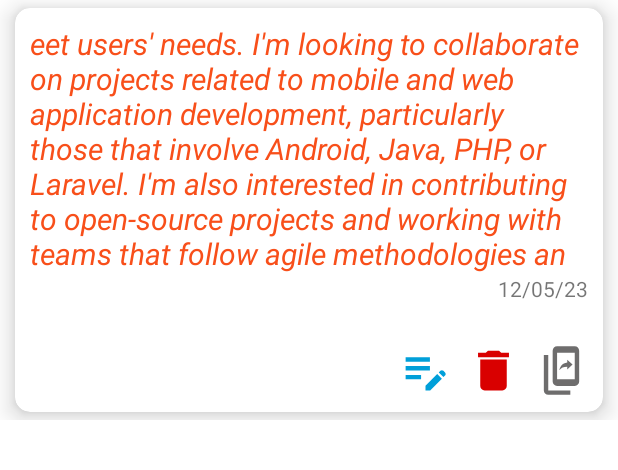
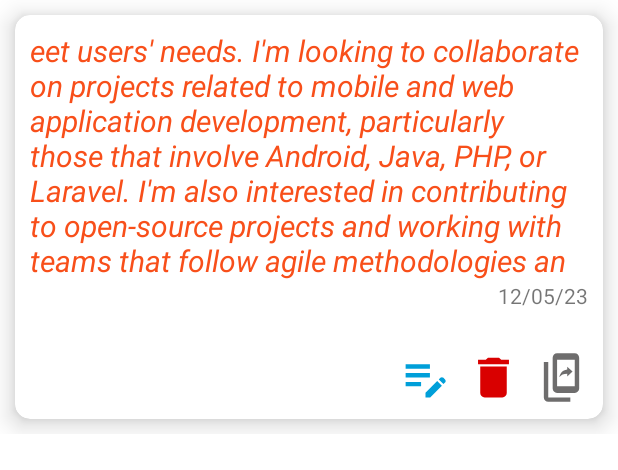
Before and after one commit to Syed-Bipul-Rahman/NoteVerse, an Android app: the layout notes_layout.xml on its own in the app's theme, with its tools: preview values and no code run, on a phone screen of 412 x 824 dp. Shown: the top 470 px of the screen. Run offline under Robolectric (Android 15) with nearby library versions, the phone set to English and light mode, and no system bars.

Commit message:
[UPDATE]: issue fixed

```diff
--- a/app/src/main/java/com/classwork/onlinenotebook/ApiInterface.java
+++ b/app/src/main/java/com/classwork/onlinenotebook/ApiInterface.java
@@ -23,7 +23,8 @@
     @FormUrlEncoded
     @POST("addnote.php")
     Call<AddnoteResponse> addNote(@Field("notes") String notes,
-                                  @Field("updateat") String date);
+                                  @Field("updateat") String date,
+                                  @Field("color") String color);
 
 
 
--- a/app/src/main/res/layout/activity_show_all_notes.xml
+++ b/app/src/main/res/layout/activity_show_all_notes.xml
@@ -3,12 +3,12 @@
     xmlns:app="http://schemas.android.com/apk/res-auto"
     xmlns:tools="http://schemas.android.com/tools"
     android:layout_width="match_parent"
-    android:layout_height="match_parent"
+    android:layout_height="wrap_content"
     tools:context=".views.ShowAllNotes">
 
     <androidx.recyclerview.widget.RecyclerView
         android:id="@+id/recylerveiwallnotes"
         android:layout_width="match_parent"
         android:layout_height="match_parent"
-        android:layout_margin="20dp" />
+        />
 </LinearLayout>
--- a/app/src/main/res/layout/notes_layout.xml
+++ b/app/src/main/res/layout/notes_layout.xml
@@ -9,10 +9,7 @@
     <androidx.cardview.widget.CardView
         android:layout_width="match_parent"
         android:layout_height="match_parent"
-        android:layout_marginLeft="10dp"
-        android:layout_marginTop="5dp"
-        android:layout_marginRight="10dp"
-        android:layout_marginBottom="5dp"
+     android:layout_margin="10dp"
         android:padding="10dp"
         app:cardCornerRadius="10dp"
         app:cardElevation="10dp">
```
Also changed, not shown: app/src/main/java/com/classwork/onlinenotebook/views/AddQuotes.java (+4 -3 lines).
